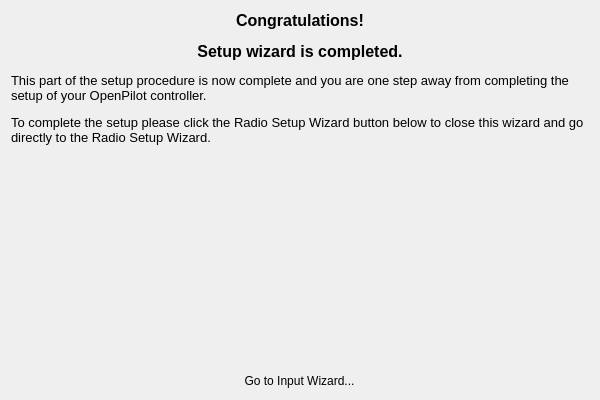
openpilot/OpenPilot, file ground/openpilotgcs/src/plugins/setupwizard/pages/opendpage.ui: the form before one commit.
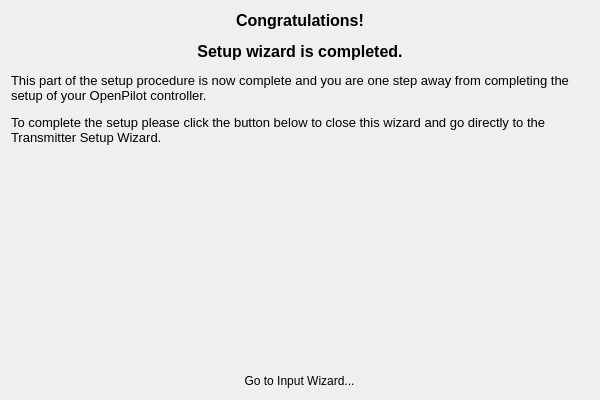
The form after the commit. Icons and pictures are not drawn.

Commit message: OP-1556 New "transmitter Setup Wizard" button, fixed mouseover. Updated text and translations

Diff of the .ui file:
```diff
--- a/ground/openpilotgcs/src/plugins/setupwizard/pages/opendpage.ui
+++ b/ground/openpilotgcs/src/plugins/setupwizard/pages/opendpage.ui
@@ -30,7 +30,7 @@
 &lt;p align=&quot;center&quot; style=&quot; margin-top:12px; margin-bottom:12px; margin-left:0px; margin-right:0px; -qt-block-indent:0; text-indent:0px;&quot;&gt;&lt;span style=&quot; font-family:'MS Shell Dlg 2'; font-size:12pt; font-weight:600;&quot;&gt;Congratulations!&lt;/span&gt;&lt;/p&gt;
 &lt;p align=&quot;center&quot; style=&quot; margin-top:12px; margin-bottom:12px; margin-left:0px; margin-right:0px; -qt-block-indent:0; text-indent:0px;&quot;&gt;&lt;span style=&quot; font-family:'MS Shell Dlg 2'; font-size:12pt; font-weight:600;&quot;&gt;Setup wizard is completed.&lt;/span&gt;&lt;/p&gt;
 &lt;p style=&quot; margin-top:12px; margin-bottom:12px; margin-left:0px; margin-right:0px; -qt-block-indent:0; text-indent:0px;&quot;&gt;&lt;span style=&quot; font-family:'MS Shell Dlg 2'; font-size:10pt;&quot;&gt;This part of the setup procedure is now complete and you are one step away from completing the setup of your OpenPilot controller.&lt;/span&gt;&lt;/p&gt;
-&lt;p style=&quot; margin-top:12px; margin-bottom:12px; margin-left:0px; margin-right:0px; -qt-block-indent:0; text-indent:0px;&quot;&gt;&lt;span style=&quot; font-family:'MS Shell Dlg 2'; font-size:10pt;&quot;&gt;To complete the setup please click the Radio Setup Wizard button below to close this wizard and go directly to the Radio Setup Wizard.&lt;/span&gt;&lt;/p&gt;&lt;/body&gt;&lt;/html&gt;</string>
+&lt;p style=&quot; margin-top:12px; margin-bottom:12px; margin-left:0px; margin-right:0px; -qt-block-indent:0; text-indent:0px;&quot;&gt;&lt;span style=&quot; font-family:'MS Shell Dlg 2'; font-size:10pt;&quot;&gt;To complete the setup please click the button below to close this wizard and go directly to the Transmitter Setup Wizard.&lt;/span&gt;&lt;/p&gt;&lt;/body&gt;&lt;/html&gt;</string>
      </property>
      <property name="alignment">
       <set>Qt::AlignLeading|Qt::AlignLeft|Qt::AlignTop</set>
```
Left out of the diff: 10 changed lines with no effect on the pictures. The commit also changes 3 other files.
